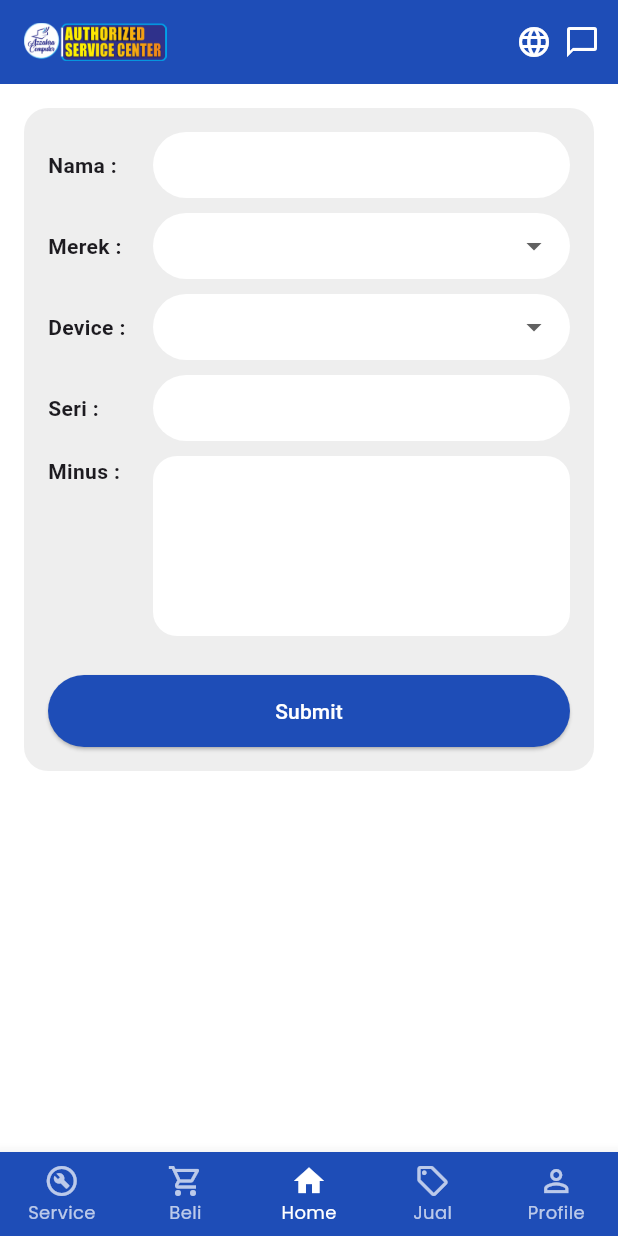
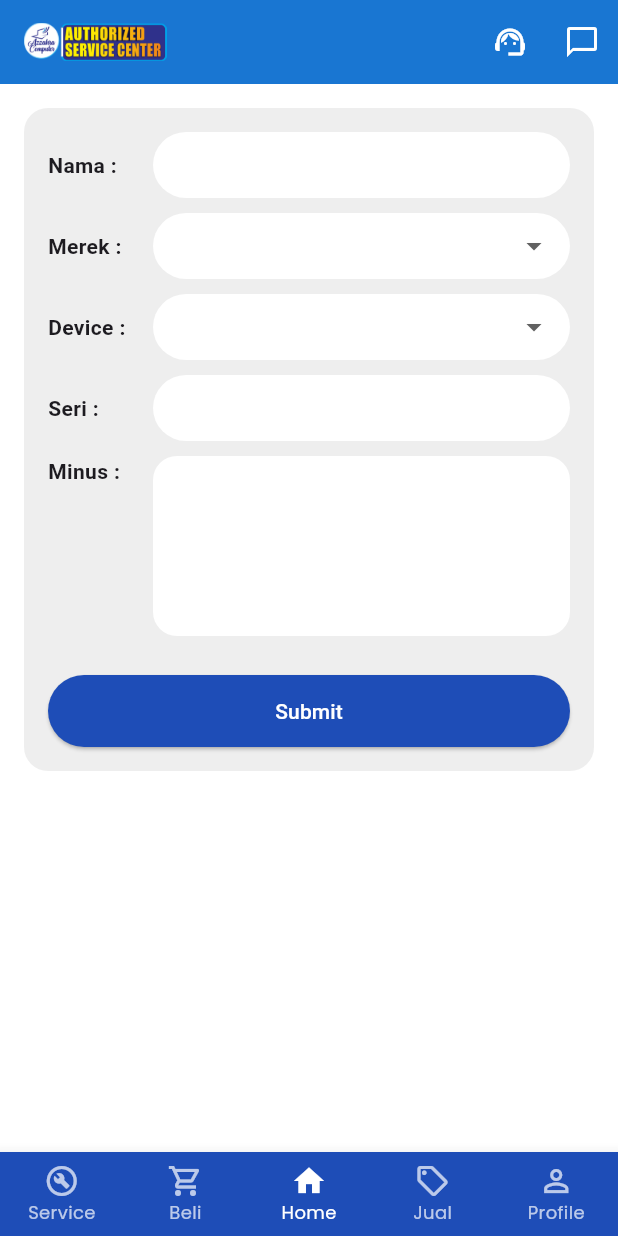
Before and after one commit to AdityaRistantoMukti/E-Service-Magang-, a Flutter app: the CekHargaPage screen opened directly, on a phone screen of 412 x 824 dp. Run offline on Flutter 3.47's test engine with Material 3 defaults, Android fonts, the phone set to English and light mode, and no system bars; our stand-ins replace google_fonts, google_sign_in.

Commit message:
Make app bar consistent across sell.dart and profile.dart: change background color to 0xFF1976D2, add leading null, replace language icon with support_agent, adjust actions to IconButton

```diff
--- a/lib/sell.dart
+++ b/lib/sell.dart
@@ -28,14 +28,19 @@ class _CekHargaPageState extends State<CekHargaPage> {
     return Scaffold(
       backgroundColor: Colors.white,
       appBar: AppBar(
-        backgroundColor: const Color(0xFF1E4DB7),
+        backgroundColor: const Color(0xFF1976D2),
         elevation: 0,
+        leading: null,
         title: Image.asset('assets/image/logo.png', width: 95, height: 30),
-        actions: const [
-          Icon(Icons.language, color: Colors.white),
-          SizedBox(width: 8),
-          Icon(Icons.chat_bubble_outline, color: Colors.white),
-          SizedBox(width: 12),
+        actions: [
+          IconButton(
+            icon: const Icon(Icons.support_agent, color: Colors.white),
+            onPressed: () {},
+          ),
+          IconButton(
+            icon: const Icon(Icons.chat_bubble_outline, color: Colors.white),
+            onPressed: () {},
+          ),
         ],
       ),
       body: SingleChildScrollView(
```
Also changed, not shown: lib/profile.dart (+11 -6 lines).
